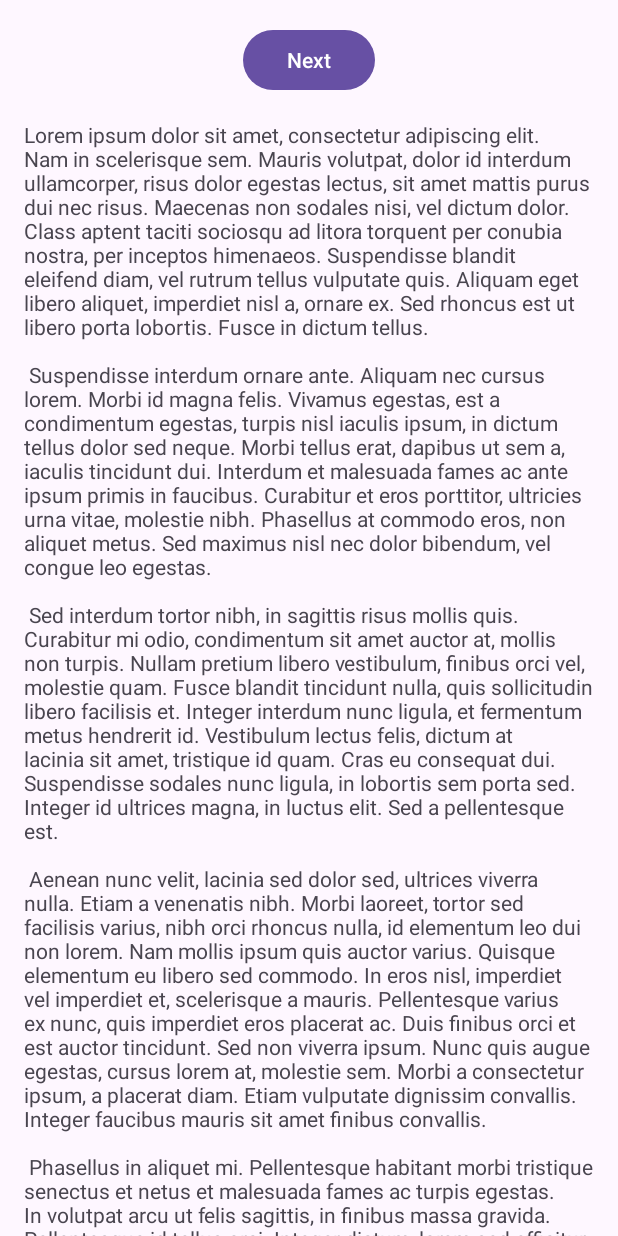
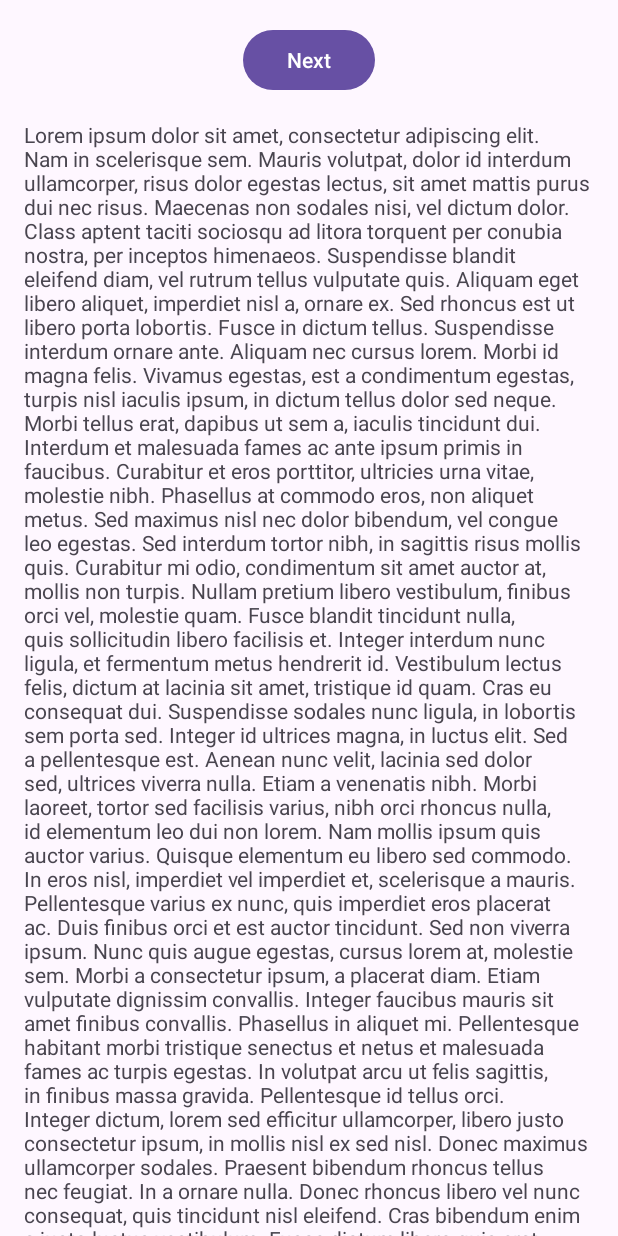
Before and after one commit to TheLostSoul56/Shelf-Life, an Android app: the layout fragment_first.xml on its own in the app's theme, with its tools: preview values and no code run, on a phone screen of 412 x 824 dp. Run offline under Robolectric (Android 15) with nearby library versions, the phone set to English and light mode, and no system bars.

Commit message:
Pushed all updated files

```diff
--- a/app/src/main/res/values/dimens.xml
+++ b/app/src/main/res/values/dimens.xml
@@ -1,3 +1,5 @@
+<?xml version="1.0" encoding="utf-8"?>
 <resources>
-    <dimen name="fab_margin">16dp</dimen>
+    <dimen name="activity_horizontal_margin">16dp</dimen>
+    <dimen name="activity_vertical_margin">16dp</dimen>
 </resources>
--- a/app/src/main/res/values/strings.xml
+++ b/app/src/main/res/values/strings.xml
@@ -1,6 +1,7 @@
 <resources>
     <string name="app_name">Shelf Life</string>
     <string name="action_settings">Settings</string>
+
     <!-- Strings used for fragments for navigation -->
     <string name="first_fragment_label">First Fragment</string>
     <string name="second_fragment_label">Second Fragment</string>
@@ -13,20 +14,23 @@
         dui nec risus. Maecenas non sodales nisi, vel dictum dolor. Class aptent taciti sociosqu ad
         litora torquent per conubia nostra, per inceptos himenaeos. Suspendisse blandit eleifend
         diam, vel rutrum tellus vulputate quis. Aliquam eget libero aliquet, imperdiet nisl a,
-        ornare ex. Sed rhoncus est ut libero porta lobortis. Fusce in dictum tellus.\n\n
+        ornare ex. Sed rhoncus est ut libero porta lobortis. Fusce in dictum tellus.
+
         Suspendisse interdum ornare ante. Aliquam nec cursus lorem. Morbi id magna felis. Vivamus
         egestas, est a condimentum egestas, turpis nisl iaculis ipsum, in dictum tellus dolor sed
         neque. Morbi tellus erat, dapibus ut sem a, iaculis tincidunt dui. Interdum et malesuada
         fames ac ante ipsum primis in faucibus. Curabitur et eros porttitor, ultricies urna vitae,
         molestie nibh. Phasellus at commodo eros, non aliquet metus. Sed maximus nisl nec dolor
-        bibendum, vel congue leo egestas.\n\n
+        bibendum, vel congue leo egestas.
+
         Sed interdum tortor nibh, in sagittis risus mollis quis. Curabitur mi odio, condimentum sit
         amet auctor at, mollis non turpis. Nullam pretium libero vestibulum, finibus orci vel,
         molestie quam. Fusce blandit tincidunt nulla, quis sollicitudin libero facilisis et. Integer
         interdum nunc ligula, et fermentum metus hendrerit id. Vestibulum lectus felis, dictum at
         lacinia sit amet, tristique id quam. Cras eu consequat dui. Suspendisse sodales nunc ligula,
         in lobortis sem porta sed. Integer id ultrices magna, in luctus elit. Sed a pellentesque
-        est.\n\n
+        est.
+
         Aenean nunc velit, lacinia sed dolor sed, ultrices viverra nulla. Etiam a venenatis nibh.
         Morbi laoreet, tortor sed facilisis varius, nibh orci rhoncus nulla, id elementum leo dui
         non lorem. Nam mollis ipsum quis auctor varius. Quisque elementum eu libero sed commodo. In
@@ -34,7 +38,8 @@
         quis imperdiet eros placerat ac. Duis finibus orci et est auctor tincidunt. Sed non viverra
         ipsum. Nunc quis augue egestas, cursus lorem at, molestie sem. Morbi a consectetur ipsum, a
         placerat diam. Etiam vulputate dignissim convallis. Integer faucibus mauris sit amet finibus
-        convallis.\n\n
+        convallis.
+
         Phasellus in aliquet mi. Pellentesque habitant morbi tristique senectus et netus et
         malesuada fames ac turpis egestas. In volutpat arcu ut felis sagittis, in finibus massa
         gravida. Pellentesque id tellus orci. Integer dictum, lorem sed efficitur ullamcorper,
@@ -43,4 +48,10 @@
         libero vel nunc consequat, quis tincidunt nisl eleifend. Cras bibendum enim a justo luctus
         vestibulum. Fusce dictum libero quis erat maximus, vitae volutpat diam dignissim.
     </string>
+
+
+    <string name="prompt_email">Email</string>
+    <string name="prompt_password">Password</string>
+    <string name="action_sign_in_short">Sign In</string>
+    <string name="action_sign_in">Sign In</string>
 </resources>
```
Also changed, not shown: 2 other files.
